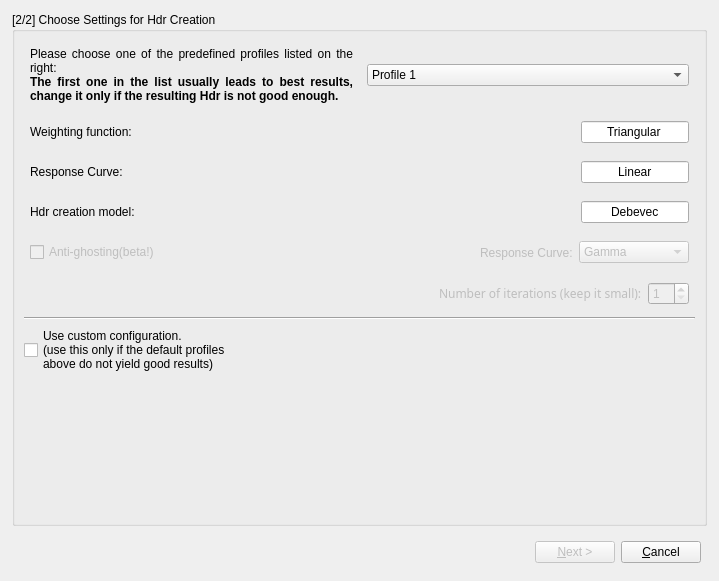
Qt form forms/HdrWizard.ui (LuminanceHDR/LuminanceHDR) before a commit.
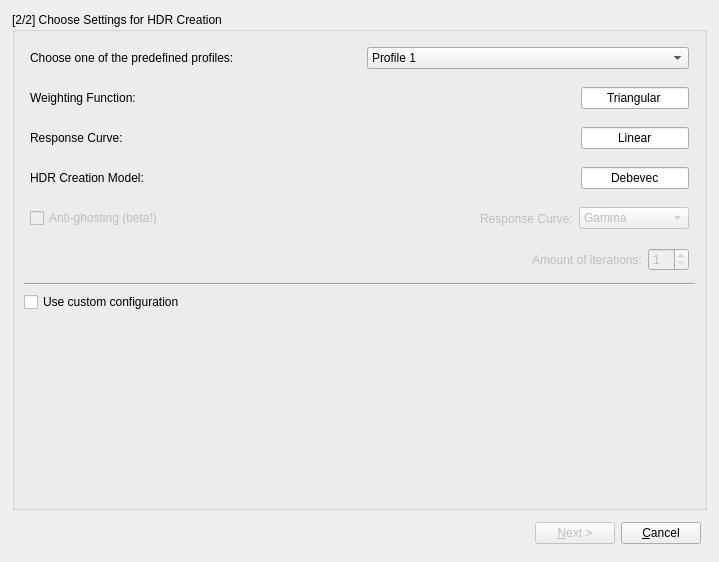
The same form after that commit. The open tabs and pages were chosen to show the change. Icons and pictures are not drawn.

What changed in the file:
```diff
--- a/forms/HdrWizard.ui
+++ b/forms/HdrWizard.ui
@@ -6,7 +6,7 @@
     <x>0</x>
     <y>0</y>
     <width>719</width>
-    <height>581</height>
+    <height>562</height>
    </rect>
   </property>
   <property name="windowTitle" >
@@ -26,7 +26,7 @@
    <item row="0" column="0" >
     <layout class="QVBoxLayout" name="verticalLayout_9" >
      <property name="spacing" >
-      <number>-1</number>
+      <number>6</number>
      </property>
      <property name="margin" >
       <number>6</number>
@@ -427,7 +427,7 @@
          <item row="0" column="0" >
           <widget class="QGroupBox" name="groupBox_2" >
            <property name="title" >
-            <string>[2/2] Choose Settings for Hdr Creation</string>
+            <string>[2/2] Choose Settings for HDR Creation</string>
            </property>
            <layout class="QGridLayout" name="gridLayout_4" >
             <item row="0" column="0" >
@@ -449,11 +449,7 @@
                 <item>
                  <widget class="QLabel" name="label_predef_configs" >
                   <property name="text" >
-                   <string>&lt;html>&lt;head>&lt;meta name="qrichtext" content="1" />&lt;style type="text/css">
-p, li { white-space: pre-wrap; }
-&lt;/style>&lt;/head>&lt;body style=" font-family:'Sans Serif'; font-size:9pt; font-weight:400; font-style:normal; text-decoration:none;">
-&lt;p style=" margin-top:0px; margin-bottom:0px; margin-left:0px; margin-right:0px; -qt-block-indent:0; text-indent:0px;">Please choose one of the predefined profiles listed on the right:&lt;/p>
-&lt;p style=" margin-top:0px; margin-bottom:0px; margin-left:0px; margin-right:0px; -qt-block-indent:0; text-indent:0px;">&lt;span style=" font-weight:600;">The first one in the list usually leads to best results, change it only if the resulting Hdr is not good enough.&lt;/span>&lt;/p>&lt;/body>&lt;/html></string>
+                   <string>Choose one of the predefined profiles:</string>
                   </property>
                   <property name="alignment" >
                    <set>Qt::AlignJustify|Qt::AlignVCenter</set>
@@ -513,7 +509,7 @@
                 <item>
                  <widget class="QLabel" name="label_weights" >
                   <property name="text" >
-                   <string>Weighting function:</string>
+                   <string>Weighting Function:</string>
                   </property>
                  </widget>
                 </item>
@@ -611,7 +607,7 @@
                 <item>
                  <widget class="QLabel" name="label_model" >
                   <property name="text" >
-                   <string>Hdr creation model:</string>
+                   <string>HDR Creation Model:</string>
                   </property>
                  </widget>
                 </item>
@@ -663,7 +659,7 @@
                    <bool>false</bool>
                   </property>
                   <property name="text" >
-                   <string>Anti-ghosting(beta!)</string>
+                   <string>Anti-ghosting (beta!)</string>
                   </property>
                  </widget>
                 </item>
@@ -752,7 +748,7 @@
                    <bool>false</bool>
                   </property>
                   <property name="text" >
-                   <string>&lt;html>&lt;head>&lt;meta name="qrichtext" content="1" />&lt;/head>&lt;body style=" white-space: pre-wrap; font-family:Sans Serif; font-size:9pt; font-weight:400; font-style:normal; text-decoration:none;">&lt;p style=" margin-top:0px; margin-bottom:0px; margin-left:0px; margin-right:0px; -qt-block-indent:0; text-indent:0px;">Number of iterations (keep it small):&lt;/p>&lt;/body>&lt;/html></string>
+                   <string>Amount of iterations:</string>
                   </property>
                  </widget>
                 </item>
@@ -784,9 +780,7 @@
               <item>
                <widget class="QCheckBox" name="customConfigCheckBox" >
                 <property name="text" >
-                 <string>Use custom configuration.
-(use this only if the default profiles
-above do not yield good results)</string>
+                 <string>Use custom configuration</string>
                 </property>
                </widget>
               </item>
```
Left out of the diff: 20 changed lines with no effect on the pictures.
